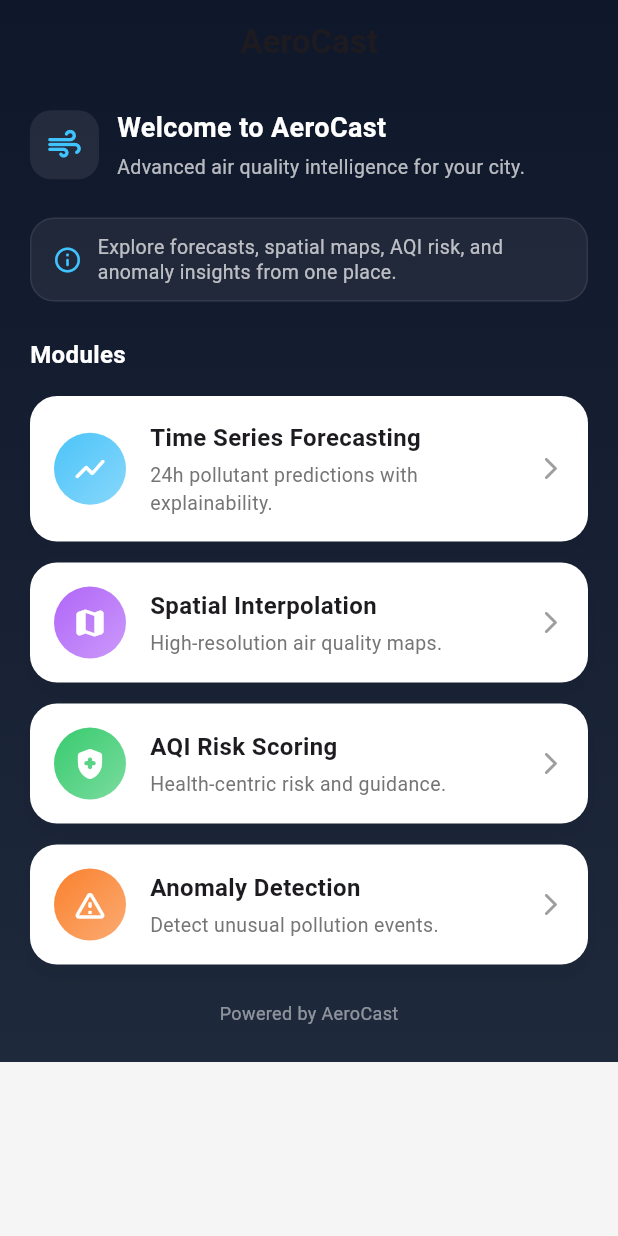
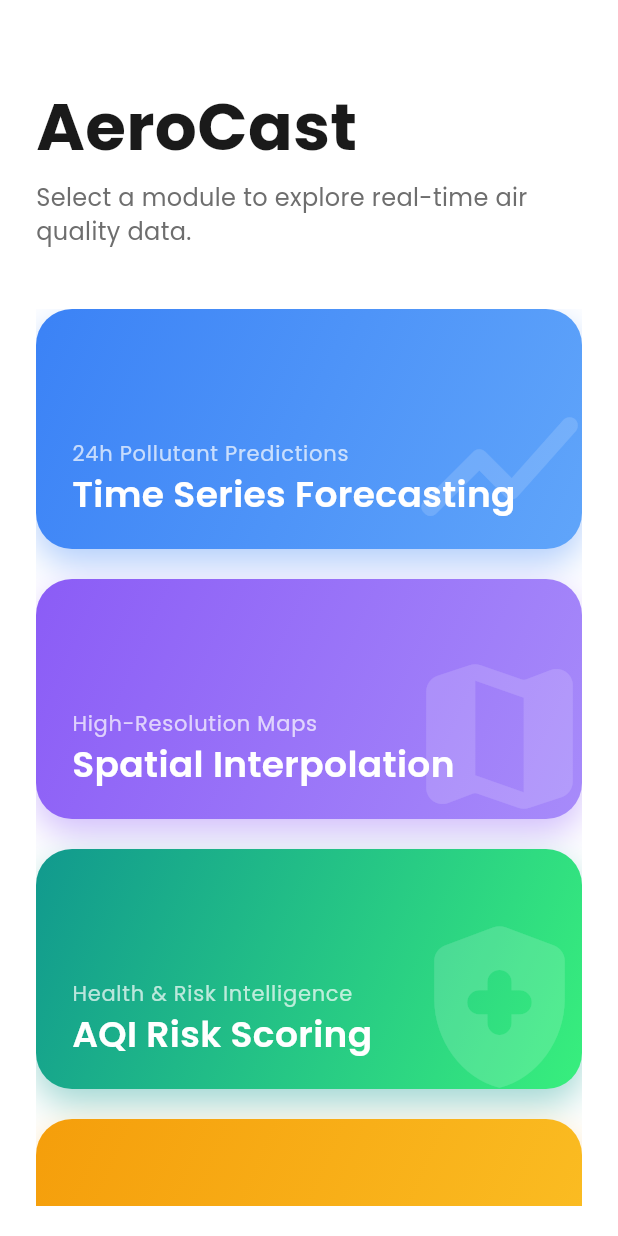
Before and after one commit to DularaLiyanage/AeroCast, a Flutter app: the screen it shows after launch, on a phone screen of 412 x 824 dp. Run offline on Flutter 3.47's test engine with Material 3 defaults, Android fonts, the phone set to English and light mode, and no system bars; drawn by our look-alikes of flutter_animate; our stand-ins replace fl_chart, flutter_map, geocoding, geolocator, google_fonts, latlong2.

Commit message:
Main Ui changes

```diff
--- a/frontend/aerocast/lib/main.dart
+++ b/frontend/aerocast/lib/main.dart
@@ -1,4 +1,6 @@
 import 'package:flutter/material.dart';
+import 'package:flutter_animate/flutter_animate.dart';
+import 'package:google_fonts/google_fonts.dart';
 import 'package:provider/provider.dart';
 
 // Import component screens
@@ -7,6 +9,7 @@ import 'features/spatial_interpolation/spatial_interpolation.dart';
 import 'features/anomaly_detection/anomaly_detection.dart';
 import 'features/risk_scoring/providers/aqi_provider.dart';
 import 'features/risk_scoring/screens/landing_screen.dart';
+import 'features/risk_scoring/utils/constants.dart';
 
 void main() {
   runApp(const AeroCastApp());
@@ -90,237 +93,173 @@ class _SplashScreenState extends State<SplashScreen> {
 class HomeScreen extends StatelessWidget {
   const HomeScreen({super.key});
 
+  @override
+  Widget build(BuildContext context) {
+    return Scaffold(
+      backgroundColor: Colors.white,
+      body: SafeArea(
+        child: Padding(
+          padding: const EdgeInsets.symmetric(horizontal: 24.0, vertical: 20),
+          child: Column(
+            crossAxisAlignment: CrossAxisAlignment.start,
+            children: [
+              const SizedBox(height: 40),
+              Text(
+                'AeroCast',
+                style: GoogleFonts.poppins(
+                  fontSize: 44,
+                  fontWeight: FontWeight.bold,
+                  color: AppColors.primaryText,
+                  height: 1.1,
+                ),
+              ).animate().fadeIn(duration: 800.ms).slideY(begin: 0.3, end: 0),
+
+              const SizedBox(height: 12),
+              Text(
+                'Select a module to explore real-time air quality data.',
+                style: GoogleFonts.poppins(
+                  fontSize: 16,
+                  color: AppColors.secondaryText,
+                ),
+              ).animate().fadeIn(delay: 200.ms).slideX(),
+
+              const SizedBox(height: 40),
+
+              Expanded(
+                child: ListView(
+                  physics: const BouncingScrollPhysics(),
+                  children: [
+                    _buildFeatureCard(
+                      context,
+                      title: 'Time Series Forecasting',
+                      subtitle: '24h Pollutant Predictions',
+                      startColor: const Color(0xFF3B82F6),
+                      endColor: const Color(0xFF60A5FA),
+                      icon: Icons.show_chart_rounded,
+                      targetScreen: const ForecastScreen(),
+                    ).animate().fadeIn(delay: 400.ms).slideY(begin: 0.2, end: 0),
+
+                    const SizedBox(height: 20),
+
+                    _buildFeatureCard(
+                      context,
+                      title: 'Spatial Interpolation',
+                      subtitle: 'High-Resolution Maps',
+                      startColor: const Color(0xFF8B5CF6),
+                      endColor: const Color(0xFFA78BFA),
+                      icon: Icons.map_rounded,
+                      targetScreen: const SpatialScreen(),
+                    ).animate().fadeIn(delay: 500.ms).slideY(begin: 0.2, end: 0),
+
+                    const SizedBox(height: 20),
+
+                    _buildFeatureCard(
+                      context,
+                      title: 'AQI Risk Scoring',
+                      subtitle: 'Health & Risk Intelligence',
+                      startColor: AppColors.battaramullaStart,
+                      endColor: AppColors.battaramullaEnd,
+                      icon: Icons.health_and_safety_rounded,
+                      targetScreen: const LandingScreen(), // Navigates to the Risk Scoring Landing Screen
+                    ).animate().fadeIn(delay: 600.ms).slideY(begin: 0.2, end: 0),
+
+                    const SizedBox(height: 20),
+
+                    _buildFeatureCard(
+                      context,
+                      title: 'Anomaly Detection',
+                      subtitle: 'Identify Pollution Events',
+                      startColor: const Color(0xFFF59E0B),
+                      endColor: const Color(0xFFFBBF24),
+                      icon: Icons.warning_amber_rounded,
+                      targetScreen: const AnomalyScreen(),
+                    ).animate().fadeIn(delay: 700.ms).slideY(begin: 0.2, end: 0),
+
+                    const SizedBox(height: 40),
+                  ],
+                ),
+              ),
+            ],
+          ),
+        ),
+      ),
+    );
+  }
+
   Widget _buildFeatureCard(
     BuildContext context, {
     required String title,
     required String subtitle,
+    required Color startColor,
+    required Color endColor,
     required IconData icon,
-    required Color color,
-    required Widget screen,
+    required Widget targetScreen,
   }) {
     return GestureDetector(
       onTap: () {
-        Navigator.push(context, MaterialPageRoute(builder: (_) => screen));
+        Navigator.push(
+          context,
+          MaterialPageRoute(builder: (_) => targetScreen),
+        );
       },
       child: Container(
-        padding: const EdgeInsets.all(16),
+        height: 160,
         decoration: BoxDecoration(
-          color: Colors.white,
-          borderRadius: BorderRadius.circular(18),
+          borderRadius: BorderRadius.circular(AppStyles.cardRadius),
+          gradient: LinearGradient(
+            colors: [startColor, endColor],
+            begin: Alignment.topLeft,
+            end: Alignment.bottomRight,
+          ),
           boxShadow: [
             BoxShadow(
-              color: Colors.black.withOpacity(0.05),
-              blurRadius: 12,
-              offset: const Offset(0, 6),
-            ),
+              color: startColor.withOpacity(0.4),
+              blurRadius: 20,
+              offset: const Offset(0, 10),
+            )
           ],
         ),
-        child: Row(
-          crossAxisAlignment: CrossAxisAlignment.center,
+        child: Stack(
           children: [
-            Container(
-              width: 48,
-              height: 48,
-              decoration: BoxDecoration(
-                shape: BoxShape.circle,
-                gradient: LinearGradient(
-                  colors: [color.withOpacity(0.9), color.withOpacity(0.6)],
-                  begin: Alignment.topLeft,
-                  end: Alignment.bottomRight,
-                ),
+            Positioned(
+              right: -10,
+              bottom: -10,
+              child: Icon(
+                icon,
+                size: 130,
+                color: Colors.white.withOpacity(0.15),
               ),
-              child: Icon(icon, color: Colors.white),
             ),
-            const SizedBox(width: 16),
-            Expanded(
+            Padding(
+              padding: const EdgeInsets.all(24.0),
               child: Column(
                 crossAxisAlignment: CrossAxisAlignment.start,
+                mainAxisAlignment: MainAxisAlignment.end,
                 children: [
-                  Text(
-                    title,
-                    style: const TextStyle(
-                      fontSize: 16,
-                      fontWeight: FontWeight.w700,
+                   Text(
+                    subtitle,
+                    style: GoogleFonts.poppins(
+                      color: Colors.white70,
+                      fontSize: 14,
+                      letterSpacing: 0.5,
                     ),
                   ),
                   const SizedBox(height: 4),
                   Text(
-                    subtitle,
-                    style: TextStyle(
-                      fontSize: 13,
-                      color: Colors.grey[600],
+                    title,
+                    style: GoogleFonts.poppins(
+                      color: Colors.white,
+                      fontSize: 24,
+                      fontWeight: FontWeight.w600,
+                      height: 1.1,
                     ),
                   ),
                 ],
               ),
             ),
-            const Icon(Icons.arrow_forward_ios_rounded,
-                size: 18, color: Colors.grey),
           ],
         ),
       ),
     );
   }
-
-  @override
-  Widget build(BuildContext context) {
-    return Scaffold(
-      extendBodyBehindAppBar: true,
-      appBar: AppBar(
-        elevation: 0,
-        backgroundColor: Colors.transparent,
-        title: const Text(
-          "AeroCast",
-          style: TextStyle(fontWeight: FontWeight.w700),
-        ),
-        centerTitle: true,
-      ),
-      body: Container(
-        decoration: const BoxDecoration(
-          gradient: LinearGradient(
-            begin: Alignment.topCenter,
-            end: Alignment.bottomCenter,
-            colors: [
-              Color(0xFF0F172A),
-              Color(0xFF1E293B),
-            ],
-          ),
-        ),
-        child: SafeArea(
-          child: SingleChildScrollView(
-            padding: const EdgeInsets.fromLTRB(20, 16, 20, 24),
-            child: Column(
-              crossAxisAlignment: CrossAxisAlignment.start,
-              children: [
-                Row(
-                  children: [
-                    Container(
-                      padding: const EdgeInsets.all(10),
-                      decoration: BoxDecoration(
-                        color: Colors.white.withOpacity(0.08),
-                        borderRadius: BorderRadius.circular(14),
-                      ),
-                      child: const Icon(
-                        Icons.air_rounded,
-                        color: Colors.lightBlueAccent,
-                        size: 26,
-                      ),
-                    ),
-                    const SizedBox(width: 12),
-                    Expanded(
-                      child: Column(
-                        crossAxisAlignment: CrossAxisAlignment.start,
-                        children: const [
-                          Text(
-                            "Welcome to AeroCast",
-                            style: TextStyle(
-                              color: Colors.white,
-                              fontSize: 18,
-                              fontWeight: FontWeight.w700,
-                            ),
-                          ),
-                          SizedBox(height: 4),
-                          Text(
-                            "Advanced air quality intelligence for your city.",
-                            style: TextStyle(
-                              color: Colors.white70,
-                              fontSize: 13,
-                            ),
-                          ),
-                        ],
-                      ),
-                    ),
-                  ],
-                ),
-                const SizedBox(height: 24),
-                Container(
-                  padding:
-                      const EdgeInsets.symmetric(horizontal: 14, vertical: 10),
-                  decoration: BoxDecoration(
-                    color: Colors.white.withOpacity(0.06),
-                    borderRadius: BorderRadius.circular(16),
-                    border: Border.all(
-                      color: Colors.white.withOpacity(0.08),
-                    ),
-                  ),
-                  child: Row(
-                    children: const [
-                      Icon(Icons.info_outline_rounded,
-                          color: Colors.lightBlueAccent, size: 20),
-                      SizedBox(width: 10),
-                      Expanded(
-                        child: Text(
-                          "Explore forecasts, spatial maps, AQI risk, and anomaly insights from one place.",
-                          style: TextStyle(
-                            color: Colors.white70,
-                            fontSize: 13,
-                            height: 1.3,
-                          ),
-                        ),
-                      ),
-                    ],
-                  ),
-                ),
-                const SizedBox(height: 24),
-                const Text(
-                  "Modules",
-                  style: TextStyle(
-                    color: Colors.white,
-                    fontSize: 16,
-                    fontWeight: FontWeight.w700,
-                  ),
-                ),
-                const SizedBox(height: 16),
-                _buildFeatureCard(
-                  context,
-                  title: "Time Series Forecasting",
-                  subtitle: "24h pollutant predictions with explainability.",
-                  icon: Icons.show_chart_rounded,
-                  color: const Color(0xFF38BDF8),
-                  screen: const ForecastScreen(),
-                ),
-                const SizedBox(height: 14),
-                _buildFeatureCard(
-                  context,
-                  title: "Spatial Interpolation",
-                  subtitle: "High-resolution air quality maps.",
-                  icon: Icons.map_rounded,
-                  color: const Color(0xFFA855F7),
-                  screen: const SpatialScreen(),
-                ),
-                const SizedBox(height: 14),
-                _buildFeatureCard(
-                  context,
-                  title: "AQI Risk Scoring",
-                  subtitle: "Health-centric risk and guidance.",
-                  icon: Icons.health_and_safety_rounded,
-                  color: const Color(0xFF22C55E),
-                  screen: const LandingScreen(),
-                ),
-                const SizedBox(height: 14),
-                _buildFeatureCard(
-                  context,
-                  title: "Anomaly Detection",
-                  subtitle: "Detect unusual pollution events.",
-                  icon: Icons.warning_amber_rounded,
-                  color: const Color(0xFFF97316),
-                  screen: const AnomalyScreen(),
-                ),
-                const SizedBox(height: 24),
-                Center(
-                  child: Text(
-                    "Powered by AeroCast",
-                    style: TextStyle(
-                      color: Colors.white.withOpacity(0.5),
-                      fontSize: 12,
-                    ),
-                  ),
-                ),
-              ],
-            ),
-          ),
-        ),
-      ),
-    );
-  }
 }
```
